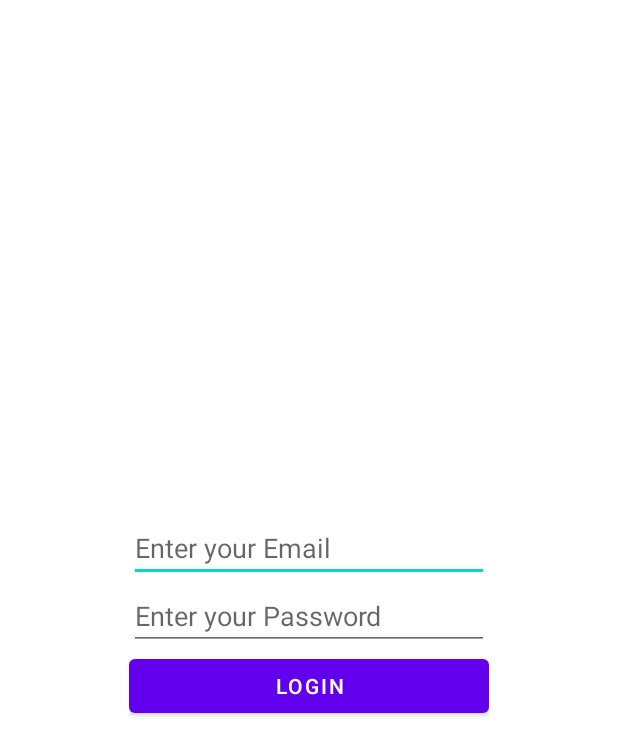
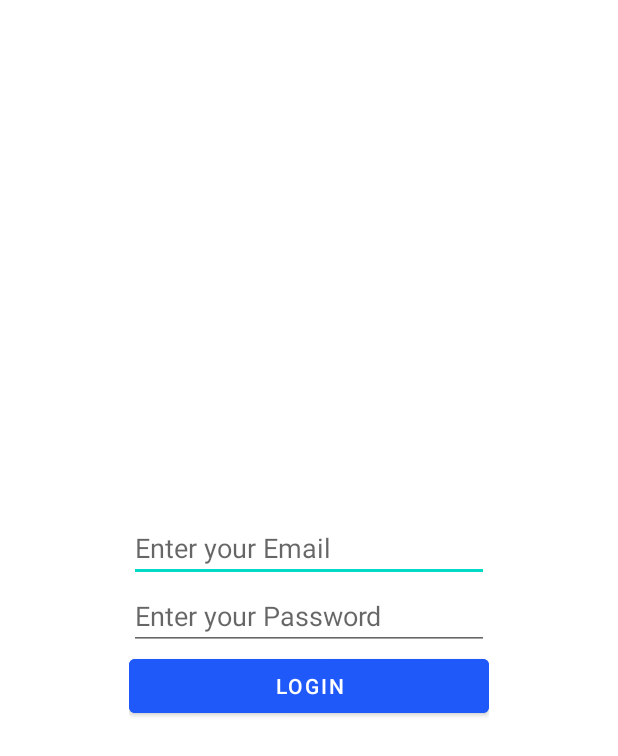
Before and after one commit to jayneeel/myTrailApp, an Android app: the login screen opened directly, with no data from a screen before it, on a phone screen of 412 x 824 dp. Shown: the top 756 px of the screen. Run offline under Robolectric (Android 15) with nearby library versions, the phone set to English and light mode, and no system bars.

Commit message:
Changed Button Color

```diff
--- a/app/src/main/res/layout/activity_login.xml
+++ b/app/src/main/res/layout/activity_login.xml
@@ -26,6 +26,7 @@
             android:layout_width="match_parent"
             android:layout_height="wrap_content"
             android:text="Login"
+            android:backgroundTint="#1F59FA"
             android:id="@+id/btnLogin"/>
     </LinearLayout>
 
```
